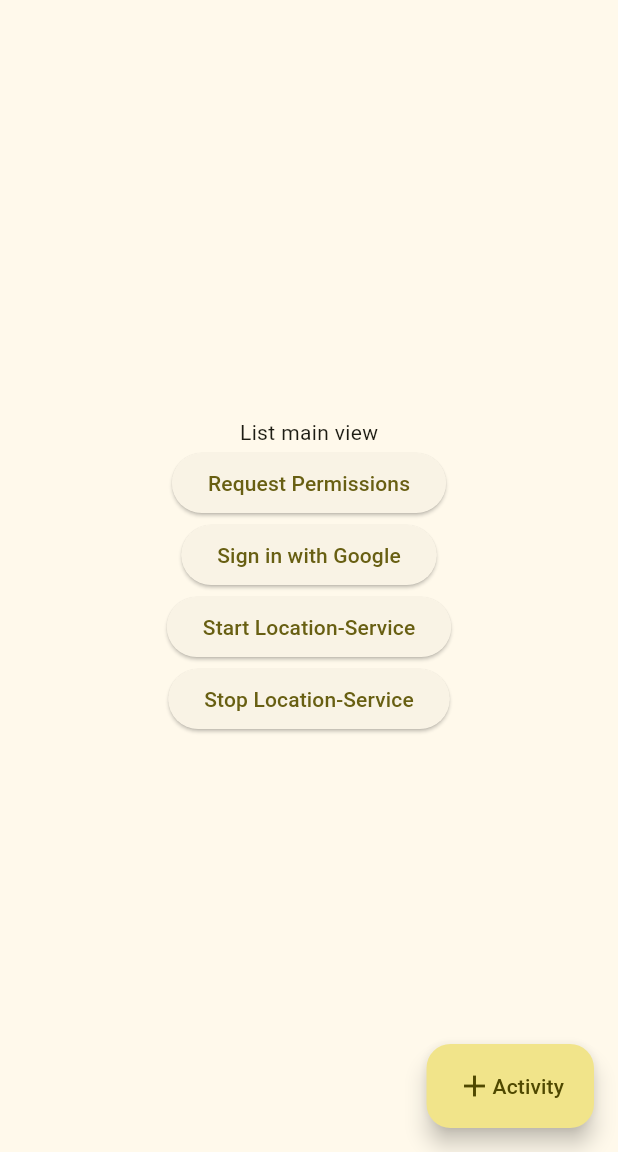
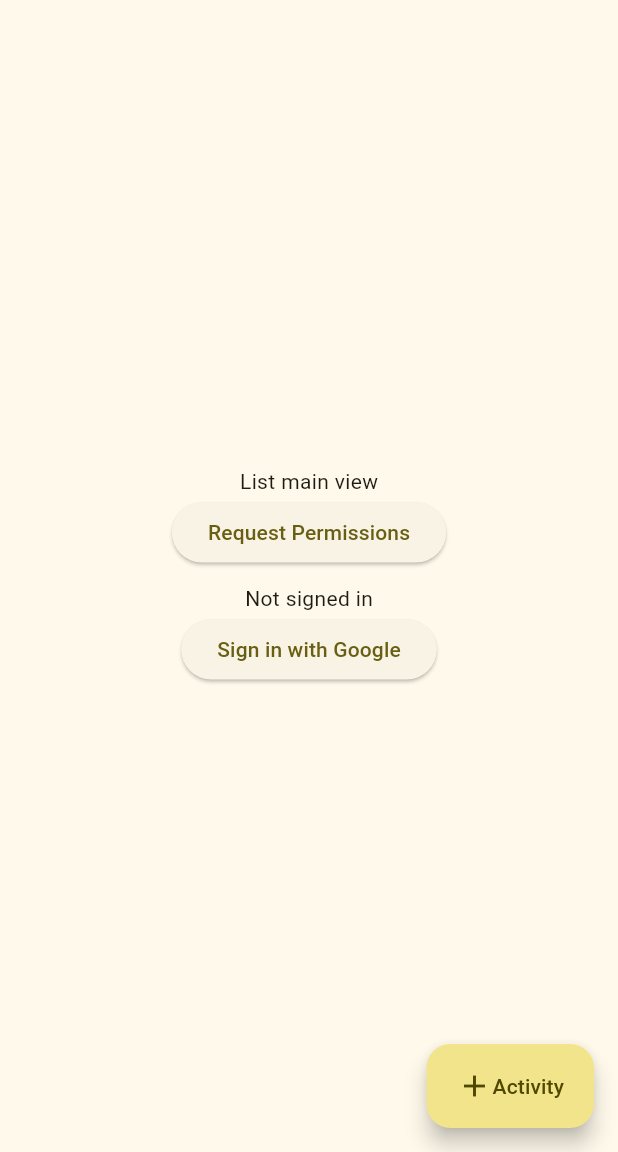
Before and after one commit to gibbiX12345/mad-location-tracker, a Flutter app: the screen it shows after launch, after a tap on "Sign in with Google", on a phone screen of 412 x 824 dp, the part 84-1236 px from its top. Run offline on Flutter 3.47's test engine with Material 3 defaults, Android fonts, the light colour scheme and no system bars; our stand-ins replace cloud_firestore, firebase_analytics, firebase_auth, firebase_core, google_maps_flutter, google_sign_in and 1 more; missing offline and left inert: background_location, flutter_config; accounts and stored records are empty; network calls fail; statements that could not run were skipped.

Commit message:
feat: provide a logout button and display the current user name

```diff
--- a/lib/main.dart
+++ b/lib/main.dart
@@ -1,3 +1,5 @@
+import 'dart:async';
+
 import 'package:background_location/background_location.dart';
 import 'package:cloud_firestore/cloud_firestore.dart';
 import 'package:firebase_analytics/firebase_analytics.dart';
@@ -50,12 +52,22 @@ class ListView extends StatefulWidget {
 
 class _ListViewState extends State<ListView>
     with WidgetsBindingObserver, RouteAware {
+  late StreamSubscription<User?> _authStateSubscription;
+  User? _user;
   var _currentActivity = "";
 
   @override
   void initState() {
     super.initState();
     WidgetsBinding.instance.addObserver(this);
+
+    _authStateSubscription =
+        FirebaseAuth.instance.authStateChanges().listen((User? user) {
+      setState(() {
+        _user = user;
+      });
+    });
+
     _getCurrentActivity();
   }
 
@@ -72,6 +84,7 @@ class _ListViewState extends State<ListView>
   void dispose() {
     WidgetsBinding.instance.removeObserver(this);
     routeObserver.unsubscribe(this);
+    _authStateSubscription.cancel();
     super.dispose();
   }
 
@@ -104,21 +117,33 @@ class _ListViewState extends State<ListView>
                   _requestPermissions(context: context);
                 },
                 child: const Text("Request Permissions")),
+            Padding(
+              padding: const EdgeInsets.only(top: 10),
+              child: _isSignedIn()
+                  ? Text("Signed in as ${_user?.displayName}")
+                  : const Text("Not signed in"),
+            ),
             ElevatedButton(
                 onPressed: () {
-                  _signInWithGoogle(context: context);
+                  if (_isSignedIn()) {
+                    _signOut(context: context);
+                  } else {
+                    _signInWithGoogle(context: context);
+                  }
                 },
-                child: const Text("Sign in with Google")),
-            ElevatedButton(
-                onPressed: () {
-                  _startLocationService(context: context);
-                },
-                child: const Text("Start Location-Service")),
-            ElevatedButton(
-                onPressed: () {
-                  _stopLocationService(context: context);
-                },
-                child: const Text("Stop Location-Service"))
+                child: _isSignedIn()
+                    ? const Text("Sign out")
+                    : const Text("Sign in with Google")),
+            // ElevatedButton(
+            //     onPressed: () {
+            //       _startLocationService(context: context);
+            //     },
+            //     child: const Text("Start Location-Service")),
+            // ElevatedButton(
+            //     onPressed: () {
+            //       _stopLocationService(context: context);
+            //     },
+            //     child: const Text("Stop Location-Service"))
           ],
         ),
       ),
@@ -130,6 +155,10 @@ class _ListViewState extends State<ListView>
             : const Text('Resume Activity'),
       ),
     );
+  }
+
+  _isSignedIn() {
+    return _user != null;
   }
 
   _startNewActivity(BuildContext context) async {
@@ -216,6 +245,22 @@ class _ListViewState extends State<ListView>
       var snackBar = SnackBar(
         content: Text(message),
         duration: duration,
+      );
+      ScaffoldMessenger.of(context).showSnackBar(snackBar);
+    }
+  }
+
+  _signOut({required BuildContext context}) async {
+    if (FirebaseAuth.instance.currentUser == null) {
+      return;
+    }
+
+    await FirebaseAuth.instance.signOut();
+
+    if (context.mounted) {
+      var snackBar = const SnackBar(
+        content: Text("Signed out"),
+        duration: Duration(seconds: 1),
       );
       ScaffoldMessenger.of(context).showSnackBar(snackBar);
     }
```
